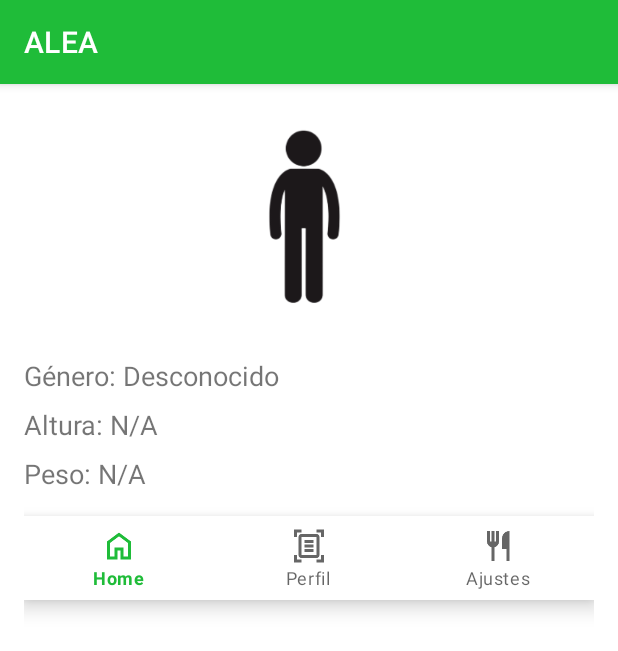
After one commit to Ion25/ALEA, an Android app: the ProfileActivity screen opened directly, with no data from a screen before it, on a phone screen of 412 x 824 dp. The commit adds this screen. Shown: the top 651 px of the screen. Run offline under Robolectric (Android 15) with nearby library versions, the phone set to English and light mode, and no system bars.

Commit message:
scanner perfil

```diff
--- a/app/build.gradle.kts
+++ b/app/build.gradle.kts
@@ -65,6 +65,8 @@ dependencies {
     implementation ("androidx.camera:camera-camera2:1.4.0-alpha01")
     implementation ("androidx.camera:camera-lifecycle:1.4.0-alpha01")
     implementation ("androidx.camera:camera-view:1.4.0-alpha01")
+
+    implementation ("com.google.android.material:material:1.9.0")
     testImplementation(libs.junit)
     androidTestImplementation(libs.androidx.junit)
     androidTestImplementation(libs.androidx.espresso.core)
--- a/app/src/main/AndroidManifest.xml
+++ b/app/src/main/AndroidManifest.xml
@@ -23,6 +23,7 @@
                 <category android:name="android.intent.category.LAUNCHER" />
             </intent-filter>
         </activity>
+        <activity android:name=".ProfileActivity" />
         <provider
             android:name="androidx.core.content.FileProvider"
             android:authorities="${applicationId}.provider"
--- /dev/null
+++ b/app/src/main/java/com/example/alea/ProfileActivity.kt
@@ -0,0 +1,66 @@
+package com.example.alea
+
+
+import android.os.Bundle
+import androidx.appcompat.app.AppCompatActivity
+import android.widget.TextView
+import android.widget.ImageView
+import com.google.android.material.bottomnavigation.BottomNavigationView
+
+class ProfileActivity : AppCompatActivity() {
+    override fun onCreate(savedInstanceState: Bundle?) {
+        super.onCreate(savedInstanceState)
+        setContentView(R.layout.activity_profile)
+
+        // Recibir datos desde la intención
+        val gender = intent.getStringExtra("gender") ?: "Desconocido"
+        val height = intent.getStringExtra("height") ?: "N/A"
+        val weight = intent.getStringExtra("weight") ?: "N/A"
+
+        // Configurar los datos en los TextView e ImageView
+        findViewById<TextView>(R.id.tvGender).text = "Género: $gender"
+        findViewById<TextView>(R.id.tvHeight).text = "Altura: $height"
+        findViewById<TextView>(R.id.tvWeight).text = "Peso: $weight"
+        val avatarView = findViewById<ImageView>(R.id.ivAvatar)
+
+        // Actualizar el avatar
+        val avatarResource = when (gender) {
+            "Masculino" -> when (weight) {
+                "Ligero" -> R.drawable.avatar_hombre_ligero
+                "Medio" -> R.drawable.avatar_hombre_medio
+                "Pesado" -> R.drawable.avatar_hombre_pesado
+                else -> R.drawable.avatar_hombre_medio
+            }
+            "Mujer" -> when (weight) {
+                "Ligero" -> R.drawable.avatar_mujer_ligera
+                "Medio" -> R.drawable.avatar_mujer_media
+                "Pesado" -> R.drawable.avatar_mujer_pesada
+                else -> R.drawable.avatar_mujer_media
+            }
+            else -> R.drawable.avatar_hombre_ligero
+        }
+        avatarView.setImageResource(avatarResource)
+
+        // Configurar menú inferior
+        val bottomNavigationView = findViewById<BottomNavigationView>(R.id.bottomNavigation)
+
+        bottomNavigationView.setOnItemSelectedListener { item ->
+            when (item.itemId) {
+                R.id.nav_home -> {
+                    // Lógica para Home
+                    true
+                }
+                R.id.nav_profile -> {
+                    // Lógica para Perfil
+                    true
+                }
+                R.id.nav_settings -> {
+                    // Lógica para Configuración
+                    true
+                }
+                else -> false
+            }
+        }
+
+    }
+}
--- /dev/null
+++ b/app/src/main/res/layout/activity_profile.xml
@@ -0,0 +1,50 @@
+<?xml version="1.0" encoding="utf-8"?>
+<LinearLayout
+    xmlns:android="http://schemas.android.com/apk/res/android"
+    xmlns:app="http://schemas.android.com/apk/res-auto"
+    android:layout_width="match_parent"
+    android:layout_height="match_parent"
+    android:orientation="vertical"
+    android:padding="16dp">
+
+    <!-- Avatar -->
+    <ImageView
+        android:id="@+id/ivAvatar"
+        android:layout_width="150dp"
+        android:layout_height="150dp"
+        android:layout_gravity="center"
+        android:layout_marginBottom="16dp" />
+
+    <!-- Datos del perfil -->
+    <TextView
+        android:id="@+id/tvGender"
+        android:layout_width="wrap_content"
+        android:layout_height="wrap_content"
+        android:text="Género: "
+        android:textSize="18sp"
+        android:layout_marginBottom="8dp" />
+
+    <TextView
+        android:id="@+id/tvHeight"
+        android:layout_width="wrap_content"
+        android:layout_height="wrap_content"
+        android:text="Altura: "
+        android:textSize="18sp"
+        android:layout_marginBottom="8dp" />
+
+    <TextView
+        android:id="@+id/tvWeight"
+        android:layout_width="wrap_content"
+        android:layout_height="wrap_content"
+        android:text="Peso: "
+        android:textSize="18sp"
+        android:layout_marginBottom="16dp" />
+
+    <!-- Menú inferior -->
+    <com.google.android.material.bottomnavigation.BottomNavigationView
+        android:id="@+id/bottomNavigation"
+        android:layout_width="match_parent"
+        android:layout_height="wrap_content"
+        android:layout_gravity="bottom"
+        app:menu="@menu/bottom_menu" />
+</LinearLayout>
--- /dev/null
+++ b/app/src/main/res/menu/bottom_menu.xml
@@ -0,0 +1,15 @@
+<?xml version="1.0" encoding="utf-8"?>
+<menu xmlns:android="http://schemas.android.com/apk/res/android">
+    <item
+        android:id="@+id/nav_home"
+        android:icon="@drawable/ic_home"
+        android:title="Home" />
+    <item
+        android:id="@+id/nav_profile"
+        android:icon="@drawable/ic_profile"
+        android:title="Perfil" />
+    <item
+        android:id="@+id/nav_settings"
+        android:icon="@drawable/ic_settings"
+        android:title="Ajustes" />
+</menu>
```
Also changed, not shown: app/src/main/java/com/example/alea/MainActivity.kt (+8 -2 lines), app/src/main/res/drawable/formulariodatos/scanner_avatar.kt (added, +191 -0 lines), app/src/main/res/drawable/ic_home.png (added), app/src/main/res/drawable/ic_profile.png (added), app/src/main/res/drawable/ic_settings.png (added).
